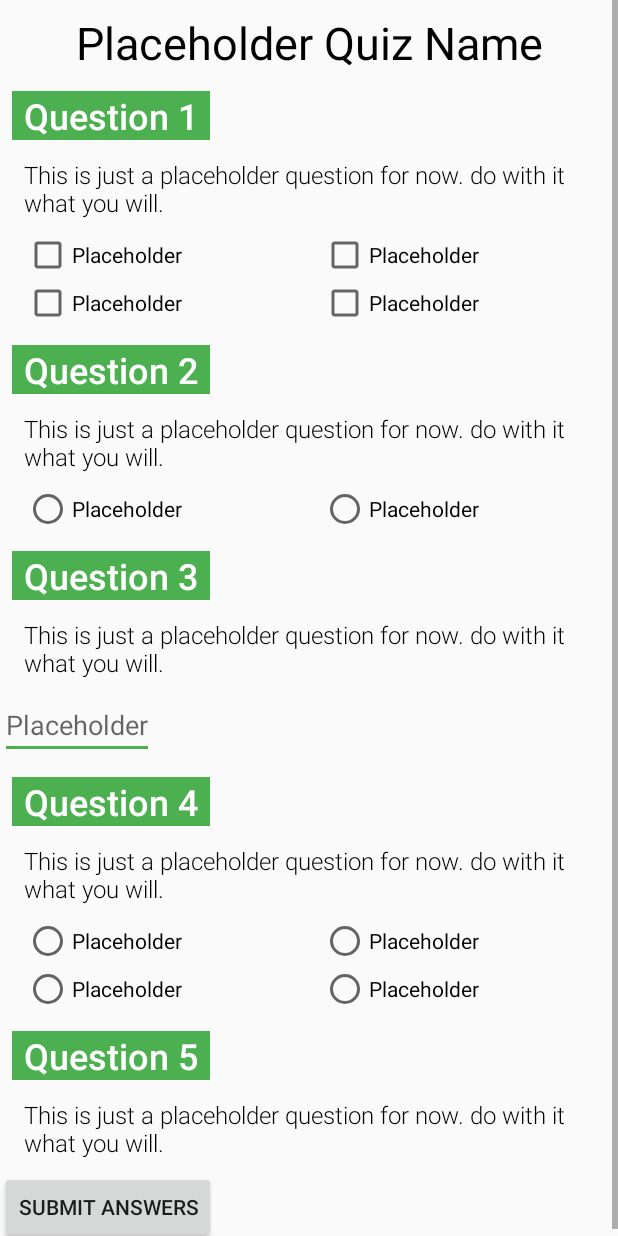
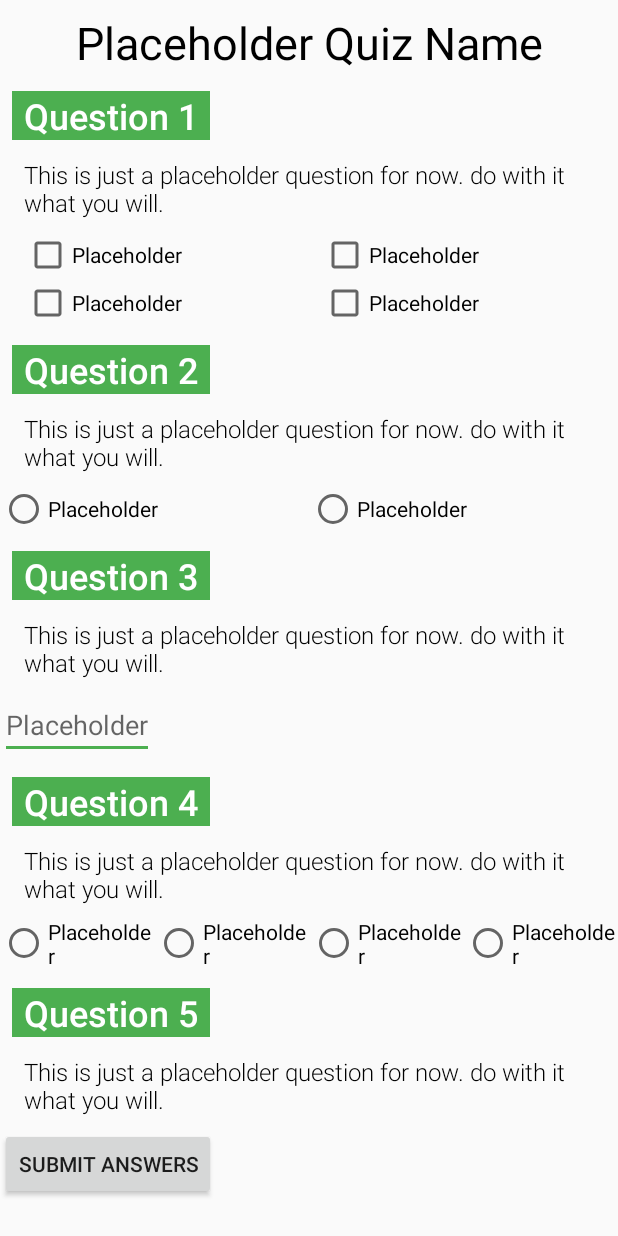
Before and after one commit to JoeEspie/Quizzy, an Android app: the layout activity_main.xml on its own in the app's theme, with its tools: preview values and no code run, on a phone screen of 412 x 824 dp. Run offline under Robolectric (Android 15) with nearby library versions, the phone set to English and light mode, and no system bars.

Commit message:
Put radio buttons into RadioGroups

```diff
--- a/app/src/main/res/layout/activity_main.xml
+++ b/app/src/main/res/layout/activity_main.xml
@@ -95,10 +95,9 @@
                 style="@style/QuestionContent"
                 android:text="@string/placeholder_question" />
 
-            <LinearLayout
+            <RadioGroup
                 android:layout_width="match_parent"
                 android:layout_height="wrap_content"
-                android:layout_marginLeft="16dp"
                 android:orientation="horizontal">
 
                 <RadioButton
@@ -115,7 +114,7 @@
                     android:layout_weight="1"
                     android:text="@string/placeholder_answer" />
 
-            </LinearLayout>
+            </RadioGroup>
 
             <TextView
                 style="@style/QuestionHeading"
@@ -140,10 +139,9 @@
                 style="@style/QuestionContent"
                 android:text="@string/placeholder_question" />
 
-            <LinearLayout
+            <RadioGroup
                 android:layout_width="match_parent"
                 android:layout_height="wrap_content"
-                android:layout_marginLeft="16dp"
                 android:orientation="horizontal">
 
                 <RadioButton
@@ -158,14 +156,6 @@
                     android:layout_weight="1"
                     android:text="@string/placeholder_answer" />
 
-            </LinearLayout>
-
-            <LinearLayout
-                android:layout_width="match_parent"
-                android:layout_height="wrap_content"
-                android:layout_marginLeft="16dp"
-                android:orientation="horizontal">
-
                 <RadioButton
                     android:id="@+id/radio_button_4_c"
                     android:layout_width="wrap_content"
@@ -178,8 +168,7 @@
                     android:layout_height="wrap_content"
                     android:layout_weight="1"
                     android:text="@string/placeholder_answer" />
-
-            </LinearLayout>
+            </RadioGroup>
 
             <TextView
                 style="@style/QuestionHeading"
```
